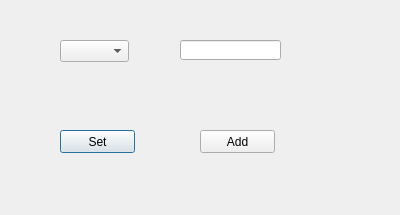
The window that together/set_semester/set.ui (SDSMT-CSC464-F15/dancesoft) describes before a commit, drawn with Qt 5.
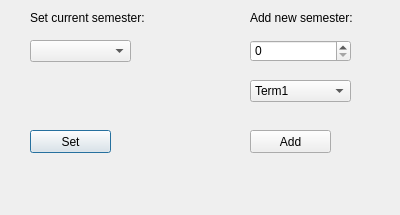
The same window after the commit.

The edit to the form file:
```diff
--- a/together/set_semester/set.ui
+++ b/together/set_semester/set.ui
@@ -16,9 +16,9 @@
   <widget class="QPushButton" name="Set_btn">
    <property name="geometry">
     <rect>
-     <x>60</x>
+     <x>30</x>
      <y>130</y>
-     <width>75</width>
+     <width>81</width>
      <height>23</height>
     </rect>
    </property>
@@ -26,32 +26,12 @@
     <string>Set</string>
    </property>
   </widget>
-  <widget class="QComboBox" name="Semester_comboBox">
-   <property name="geometry">
-    <rect>
-     <x>60</x>
-     <y>40</y>
-     <width>69</width>
-     <height>22</height>
-    </rect>
-   </property>
-  </widget>
-  <widget class="QLineEdit" name="Semester_lineEdit">
-   <property name="geometry">
-    <rect>
-     <x>180</x>
-     <y>40</y>
-     <width>101</width>
-     <height>20</height>
-    </rect>
-   </property>
-  </widget>
   <widget class="QPushButton" name="Add_btn">
    <property name="geometry">
     <rect>
-     <x>200</x>
+     <x>250</x>
      <y>130</y>
-     <width>75</width>
+     <width>81</width>
      <height>23</height>
     </rect>
    </property>
@@ -59,6 +39,77 @@
     <string>Add</string>
    </property>
   </widget>
+  <widget class="QSpinBox" name="Year_spinBox">
+   <property name="geometry">
+    <rect>
+     <x>250</x>
+     <y>40</y>
+     <width>101</width>
+     <height>22</height>
+    </rect>
+   </property>
+  </widget>
+  <widget class="QComboBox" name="Term_comboBox">
+   <property name="geometry">
+    <rect>
+     <x>250</x>
+     <y>80</y>
+     <width>101</width>
+     <height>22</height>
+    </rect>
+   </property>
+   <item>
+    <property name="text">
+     <string>Term1</string>
+    </property>
+   </item>
+   <item>
+    <property name="text">
+     <string>Term2</string>
+    </property>
+   </item>
+   <item>
+    <property name="text">
+     <string>Term3</string>
+    </property>
+   </item>
+  </widget>
+  <widget class="QComboBox" name="Semester_comboBox">
+   <property name="geometry">
+    <rect>
+     <x>30</x>
+     <y>40</y>
+     <width>101</width>
+     <height>22</height>
+    </rect>
+   </property>
+  </widget>
+  <widget class="QLabel" name="Set_label">
+   <property name="geometry">
+    <rect>
+     <x>30</x>
+     <y>10</y>
+     <width>151</width>
+     <height>16</height>
+    </rect>
+   </property>
+   <property name="text">
+    <string>Set current semester:</string>
+   </property>
+  </widget>
+  <widget class="QLabel" name="Add_label">
+   <property name="geometry">
+    <rect>
+     <x>250</x>
+     <y>10</y>
+     <width>151</width>
+     <height>16</height>
+    </rect>
+   </property>
+   <property name="text">
+    <string>Add new semester:</string>
+   </property>
+  </widget>
  </widget>
  <resources/>
  <connections/>
```
